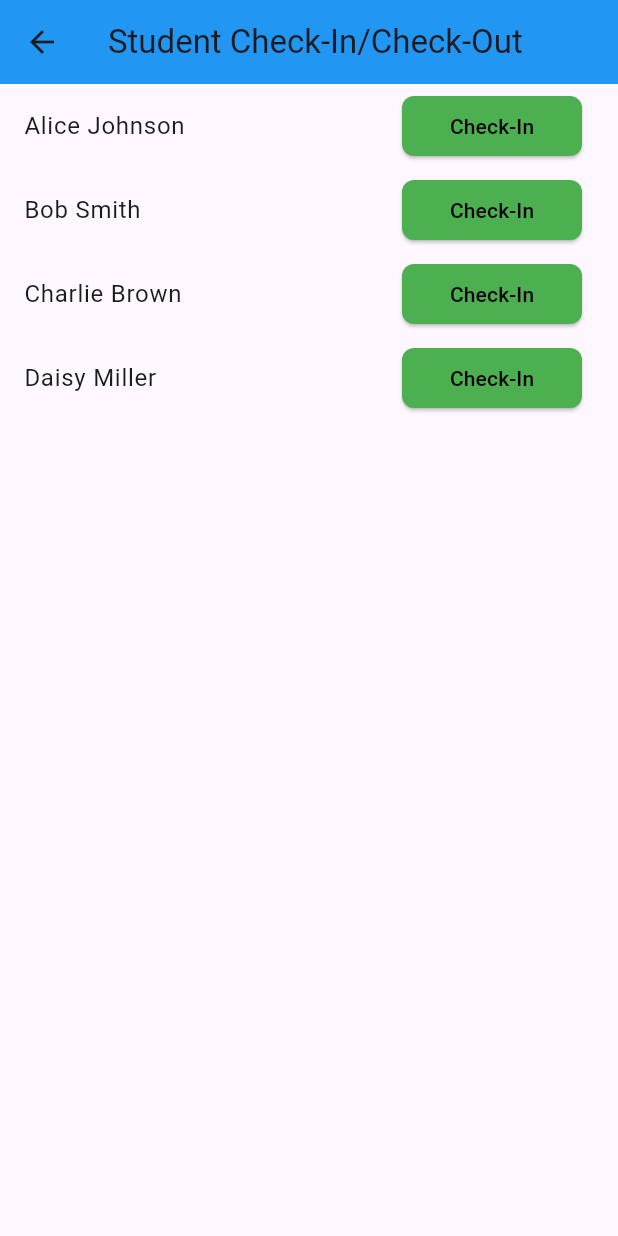
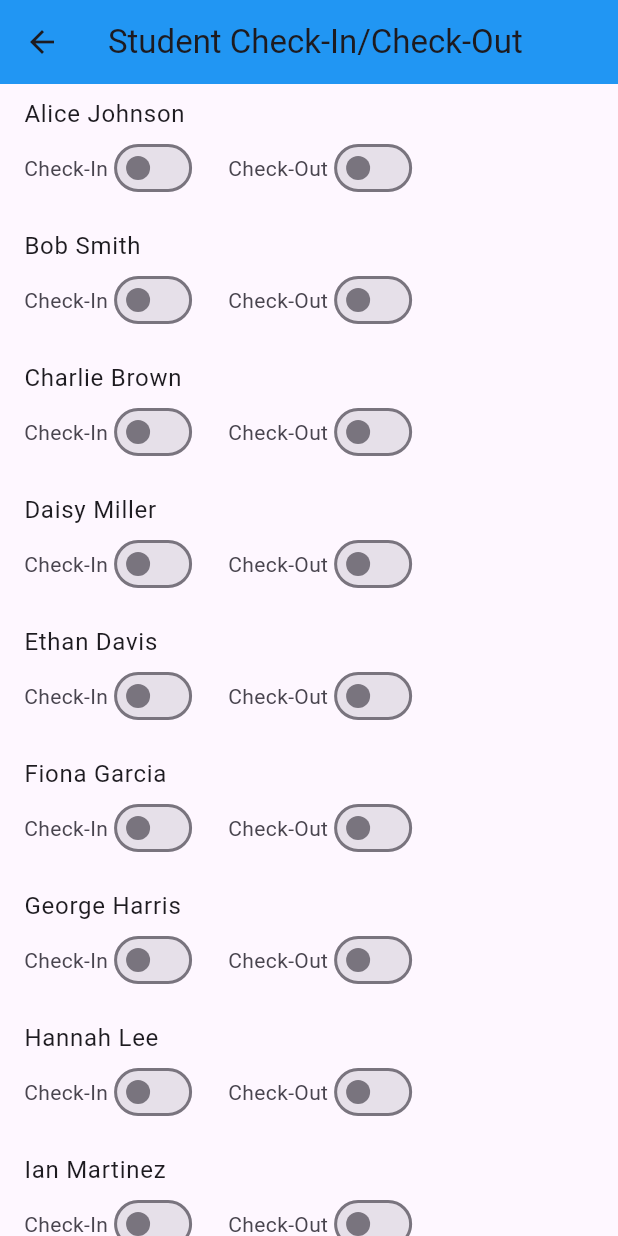
Before and after one commit to meetmistry-2004/bustrack, a Flutter app: the StudentAttendanceScreen screen opened directly, on a phone screen of 412 x 824 dp. Run offline on Flutter 3.47's test engine with Material 3 defaults, Android fonts, the phone set to English and light mode, and no system bars; our stand-ins replace firebase_auth, firebase_core, firebase_database, flutter_local_notifications, google_maps_flutter, google_sign_in and 3 more; accounts and stored records are empty.

Commit message:
updated the code

```diff
--- a/lib/DriverHomePage.dart
+++ b/lib/DriverHomePage.dart
@@ -1,5 +1,9 @@
 import 'package:flutter/material.dart';
 import 'package:trackbus/DriverMapPage.dart';
+import 'package:url_launcher/url_launcher.dart'; // For making phone calls
+
+// Global attendance logs list to store attendance records across screens.
+List<Map<String, String>> attendanceLogs = [];
 
 class DriverHomePage extends StatelessWidget {
   const DriverHomePage({Key? key}) : super(key: key);
@@ -183,29 +187,29 @@ class _RouteScreenState extends State<RouteScreen> {
 
 class StudentAttendanceScreen extends StatefulWidget {
   @override
-  _StudentAttendanceScreenState createState() =>
-      _StudentAttendanceScreenState();
+  _StudentAttendanceScreenState createState() => _StudentAttendanceScreenState();
 }
 
 class _StudentAttendanceScreenState extends State<StudentAttendanceScreen> {
+  // List with 10 students, each having separate toggles for check-in and check-out.
   List<Map<String, dynamic>> students = [
-    {'name': 'Alice Johnson', 'checkedIn': false},
-    {'name': 'Bob Smith', 'checkedIn': false},
-    {'name': 'Charlie Brown', 'checkedIn': false},
-    {'name': 'Daisy Miller', 'checkedIn': false},
+    {'name': 'Alice Johnson', 'checkIn': false, 'checkOut': false},
+    {'name': 'Bob Smith', 'checkIn': false, 'checkOut': false},
+    {'name': 'Charlie Brown', 'checkIn': false, 'checkOut': false},
+    {'name': 'Daisy Miller', 'checkIn': false, 'checkOut': false},
+    {'name': 'Ethan Davis', 'checkIn': false, 'checkOut': false},
+    {'name': 'Fiona Garcia', 'checkIn': false, 'checkOut': false},
+    {'name': 'George Harris', 'checkIn': false, 'checkOut': false},
+    {'name': 'Hannah Lee', 'checkIn': false, 'checkOut': false},
+    {'name': 'Ian Martinez', 'checkIn': false, 'checkOut': false},
+    {'name': 'Julia Nguyen', 'checkIn': false, 'checkOut': false},
   ];
-
-  void toggleAttendance(int index) {
-    setState(() {
-      students[index]['checkedIn'] = !students[index]['checkedIn'];
-    });
-  }
 
   @override
   Widget build(BuildContext context) {
-    final ButtonStyle attendanceButtonStyle = ElevatedButton.styleFrom(
+    final ButtonStyle saveButtonStyle = ElevatedButton.styleFrom(
       backgroundColor: Colors.blue,
-      minimumSize: const Size(120, 40),
+      minimumSize: const Size(double.infinity, 50),
       shape: RoundedRectangleBorder(
         borderRadius: BorderRadius.circular(8.0),
       ),
@@ -217,25 +221,74 @@ class _StudentAttendanceScreenState extends State<StudentAttendanceScreen> {
         backgroundColor: Colors.blue,
       ),
       body: ListView.builder(
-        itemCount: students.length,
+        itemCount: students.length + 1,
         itemBuilder: (context, index) {
-          bool checkedIn = students[index]['checkedIn'];
+          if (index < students.length) {
+            var student = students[index];
             return ListTile(
-            title: Text(students[index]['name']),
-            trailing: ElevatedButton(
-              onPressed: () => toggleAttendance(index),
-              style: attendanceButtonStyle.copyWith(
-                backgroundColor: MaterialStateProperty.all(
-                  checkedIn ? Colors.orange : Colors.green,
+              title: Text(student['name']),
+              subtitle: Row(
+                children: [
+                  // Check-In switch
+                  Row(
+                    children: [
+                      const Text("Check-In"),
+                      Switch(
+                        value: student['checkIn'],
+                        onChanged: (value) {
+                          setState(() {
+                            student['checkIn'] = value;
+                          });
+                        },
+                      ),
+                    ],
+                  ),
+                  const SizedBox(width: 20),
+                  // Check-Out switch
+                  Row(
+                    children: [
+                      const Text("Check-Out"),
+                      Switch(
+                        value: student['checkOut'],
+                        onChanged: (value) {
+                          setState(() {
+                            student['checkOut'] = value;
+                          });
+                        },
+                      ),
+                    ],
+                  ),
+                ],
+              ),
+            );
+          } else {
+            // Save Attendance button at the end of the list
+            return Padding(
+              padding: const EdgeInsets.symmetric(horizontal: 16.0, vertical: 20),
+              child: ElevatedButton(
+                onPressed: () {
+                  // Mark student as present if either switch is enabled, otherwise absent.
+                  int presentCount = students.where((s) => (s['checkIn'] == true || s['checkOut'] == true)).length;
+                  int absentCount = students.length - presentCount;
+
+                  String dateTime = DateTime.now().toLocal().toString().substring(0, 16); // e.g., "2025-02-28 14:30"
+                  String details = '$presentCount present, $absentCount absent';
+
+                  attendanceLogs.add({'date': dateTime, 'details': details});
+
+                  Navigator.push(
+                    context,
+                    MaterialPageRoute(builder: (context) => AttendanceHistoryScreen()),
+                  );
+                },
+                style: saveButtonStyle,
+                child: const Text(
+                  'Save Attendance',
+                  style: TextStyle(color: Colors.black),
                 ),
               ),
-                child: Text(
-                  checkedIn ? 'Check-Out' : 'Check-In',
-                  style: const TextStyle(color: Colors.black),
-                ),
-              ),
-
             );
+          }
         },
       ),
     );
@@ -269,29 +322,46 @@ class NavigationScreen extends StatelessWidget {
 }
 
 class EmergencyScreen extends StatelessWidget {
-  void triggerEmergency(BuildContext context) {
-    showDialog(
+  Future<void> triggerEmergency(BuildContext context) async {
+    // Show a confirmation dialog before triggering emergency
+    bool confirmed = await showDialog<bool>(
           context: context,
           builder: (context) => AlertDialog(
-        title: const Text('Emergency Alert'),
+            title: const Text('Confirm Emergency'),
             content: const Text(
-            'Emergency has been triggered! Please contact the school admin immediately.'),
+                'Are you sure you want to trigger an emergency alert? This will call the school admin immediately.'),
             actions: [
               TextButton(
-            onPressed: () {
-              Navigator.of(context).pop();
-            },
+                onPressed: () => Navigator.of(context).pop(false),
+                child: const Text('Cancel'),
+              ),
+              ElevatedButton(
+                onPressed: () => Navigator.of(context).pop(true),
                 child: const Text('OK'),
               ),
             ],
           ),
+        ) ??
+        false;
+
+    if (confirmed) {
+      // Use Indian phone number format
+      final Uri launchUri = Uri(scheme: 'tel', path: '+919834562812');
+      debugPrint('Attempting to launch: ${launchUri.toString()}');
+      if (await canLaunchUrl(launchUri)) {
+        await launchUrl(launchUri, mode: LaunchMode.externalApplication);
+      } else {
+        ScaffoldMessenger.of(context).showSnackBar(
+          const SnackBar(content: Text('Could not launch phone call.')),
         );
+      }
+    }
   }
 
   @override
   Widget build(BuildContext context) {
     final ButtonStyle emergencyButtonStyle = ElevatedButton.styleFrom(
-      backgroundColor: Colors.blue,
+      backgroundColor: Colors.red, // Red indicates urgency.
       minimumSize: const Size(200, 50),
       shape: RoundedRectangleBorder(
         borderRadius: BorderRadius.circular(8.0),
@@ -301,7 +371,7 @@ class EmergencyScreen extends StatelessWidget {
     return Scaffold(
       appBar: AppBar(
         title: const Text('Emergency'),
-        backgroundColor: Colors.blue,
+        backgroundColor: Colors.red,
       ),
       body: Center(
         child: ElevatedButton(
@@ -309,7 +379,7 @@ class EmergencyScreen extends StatelessWidget {
           style: emergencyButtonStyle,
           child: const Text(
             'Trigger Emergency',
-            style: TextStyle(color: Colors.black),
+            style: TextStyle(color: Colors.white),
           ),
         ),
       ),
@@ -323,10 +393,8 @@ class ProfileScreen extends StatefulWidget {
 }
 
 class _ProfileScreenState extends State<ProfileScreen> {
-  TextEditingController nameController =
-      TextEditingController(text: 'John Doe');
-  TextEditingController phoneController =
-      TextEditingController(text: '+1 234 567 890');
+  TextEditingController nameController = TextEditingController(text: 'John Doe');
+  TextEditingController phoneController = TextEditingController(text: '+91 9834562812');
 
   void saveProfile() {
     ScaffoldMessenger.of(context).showSnackBar(
@@ -383,28 +451,24 @@ class _ProfileScreenState extends State<ProfileScreen> {
 }
 
 class AttendanceHistoryScreen extends StatelessWidget {
-  final List<Map<String, String>> logs = [
-    {'date': '2025-02-18', 'details': 'All students present'},
-    {'date': '2025-02-17', 'details': '1 student absent'},
-    {'date': '2025-02-16', 'details': '2 students absent'},
-  ];
-
   AttendanceHistoryScreen({Key? key}) : super(key: key);
 
   @override
   Widget build(BuildContext context) {
+    // Displays the list of attendance logs saved earlier.
     return Scaffold(
       appBar: AppBar(
         title: const Text('Attendance Summary/History'),
         backgroundColor: Colors.blue,
       ),
       body: ListView.builder(
-        itemCount: logs.length,
+        itemCount: attendanceLogs.length,
         itemBuilder: (context, index) {
+          final log = attendanceLogs[index];
           return ListTile(
             leading: const Icon(Icons.history),
-            title: Text(logs[index]['date']!),
-            subtitle: Text(logs[index]['details']!),
+            title: Text(log['date'] ?? ''),
+            subtitle: Text(log['details'] ?? ''),
           );
         },
       ),
```
Also changed, not shown: 1 other file. Lines whose indentation alone changed are shown as unchanged.
